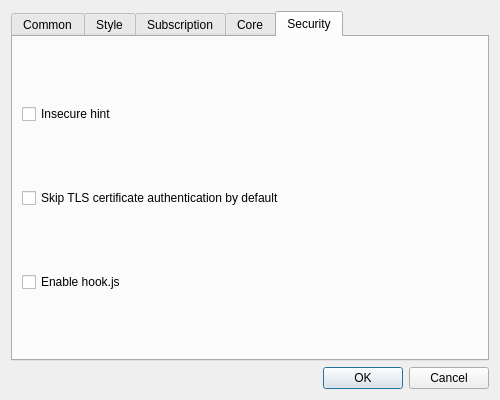
This is ui/dialog_basic_settings.ui in MatsuriDayo/nekoray as Qt 5 draws it before an edit. The edited form follows.
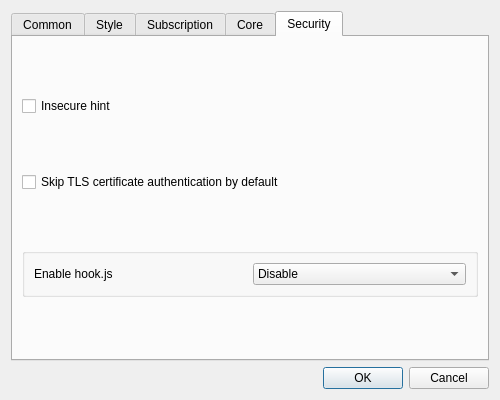
This is the edited form. The open tabs and pages were chosen to show the change. Custom widgets are drawn as their Qt base class.

Commit message: quickjs enable std option

Diff of the .ui file:
```diff
--- a/ui/dialog_basic_settings.ui
+++ b/ui/dialog_basic_settings.ui
@@ -579,10 +579,41 @@
         </widget>
        </item>
        <item>
-        <widget class="QCheckBox" name="enable_js_hook">
-         <property name="text">
-          <string>Enable hook.js</string>
+        <widget class="QGroupBox" name="horizontalGroupBox">
+         <property name="sizePolicy">
+          <sizepolicy hsizetype="Preferred" vsizetype="Maximum">
+           <horstretch>0</horstretch>
+           <verstretch>0</verstretch>
+          </sizepolicy>
          </property>
+         <layout class="QHBoxLayout" name="horizontalLayout_14">
+          <item>
+           <widget class="QLabel" name="label_2">
+            <property name="text">
+             <string>Enable hook.js</string>
+            </property>
+           </widget>
+          </item>
+          <item>
+           <widget class="QComboBox" name="enable_js_hook">
+            <item>
+             <property name="text">
+              <string notr="true">Disable</string>
+             </property>
+            </item>
+            <item>
+             <property name="text">
+              <string notr="true">Enable</string>
+             </property>
+            </item>
+            <item>
+             <property name="text">
+              <string notr="true">Enable + load std module</string>
+             </property>
+            </item>
+           </widget>
+          </item>
+         </layout>
         </widget>
        </item>
       </layout>
```
The commit also changes 4 other files.
